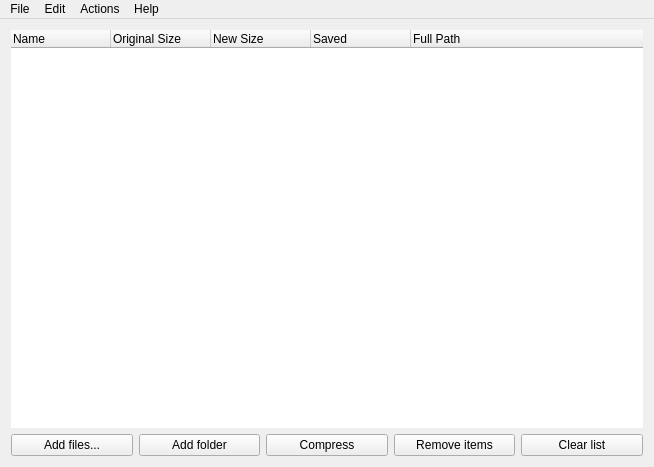
Old version of the form caesiumph.ui in the repository Lymphatus/CaesiumPH.
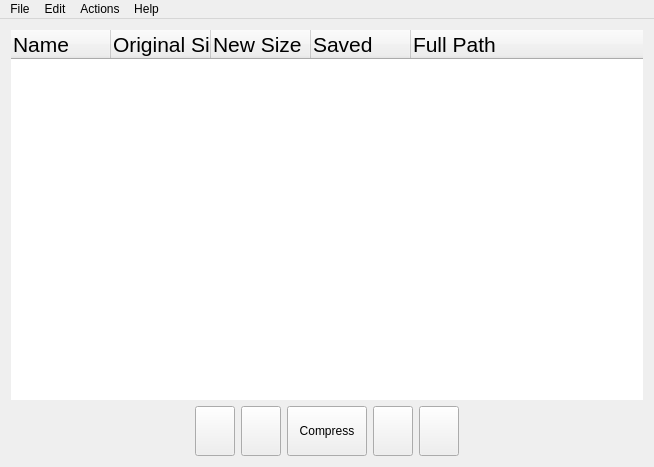
New version of the form. Icons and pictures are not drawn.

What changed in the file:
```diff
--- a/caesiumph.ui
+++ b/caesiumph.ui
@@ -20,22 +20,91 @@
    <layout class="QGridLayout" name="gridLayout_2">
     <item row="1" column="0" colspan="2">
      <layout class="QHBoxLayout" name="horizontalLayout">
+      <item>
+       <spacer name="horizontalSpacer">
+        <property name="orientation">
+         <enum>Qt::Horizontal</enum>
+        </property>
+        <property name="sizeHint" stdset="0">
+         <size>
+          <width>40</width>
+          <height>20</height>
+         </size>
+        </property>
+       </spacer>
+      </item>
       <item>
        <widget class="QPushButton" name="addFilesButton">
+        <property name="sizePolicy">
+         <sizepolicy hsizetype="Fixed" vsizetype="Fixed">
+          <horstretch>0</horstretch>
+          <verstretch>0</verstretch>
+         </sizepolicy>
+        </property>
+        <property name="minimumSize">
+         <size>
+          <width>0</width>
+          <height>50</height>
+         </size>
+        </property>
+        <property name="baseSize">
+         <size>
+          <width>0</width>
+          <height>0</height>
+         </size>
+        </property>
         <property name="text">
-         <string>Add files...</string>
+         <string/>
+        </property>
+        <property name="icon">
+         <iconset resource="icons.qrc">
+          <normaloff>:/icons/ui/add.png</normaloff>:/icons/ui/add.png</iconset>
+        </property>
+        <property name="iconSize">
+         <size>
+          <width>24</width>
+          <height>24</height>
+         </size>
         </property>
        </widget>
       </item>
       <item>
        <widget class="QPushButton" name="addFolderButton">
+        <property name="sizePolicy">
+         <sizepolicy hsizetype="Fixed" vsizetype="Fixed">
+          <horstretch>0</horstretch>
+          <verstretch>0</verstretch>
+         </sizepolicy>
+        </property>
+        <property name="minimumSize">
+         <size>
+          <width>0</width>
+          <height>50</height>
+         </size>
+        </property>
         <property name="text">
-         <string>Add folder</string>
+         <string/>
+        </property>
+        <property name="icon">
+         <iconset resource="icons.qrc">
+          <normaloff>:/icons/ui/folder.png</normaloff>:/icons/ui/folder.png</iconset>
+        </property>
+        <property name="iconSize">
+         <size>
+          <width>24</width>
+          <height>24</height>
+         </size>
         </property>
        </widget>
       </item>
       <item>
        <widget class="QPushButton" name="compressButton">
+        <property name="minimumSize">
+         <size>
+          <width>0</width>
+          <height>50</height>
+         </size>
+        </property>
         <property name="text">
          <string>Compress</string>
         </property>
@@ -43,18 +112,75 @@
       </item>
       <item>
        <widget class="QPushButton" name="removeItemButton">
+        <property name="sizePolicy">
+         <sizepolicy hsizetype="Fixed" vsizetype="Fixed">
+          <horstretch>0</horstretch>
+          <verstretch>0</verstretch>
+         </sizepolicy>
+        </property>
+        <property name="minimumSize">
+         <size>
+          <width>0</width>
+          <height>50</height>
+         </size>
+        </property>
         <property name="text">
-         <string>Remove items</string>
+         <string/>
+        </property>
+        <property name="icon">
+         <iconset resource="icons.qrc">
+          <normaloff>:/icons/ui/remove.png</normaloff>:/icons/ui/remove.png</iconset>
+        </property>
+        <property name="iconSize">
+         <size>
+          <width>24</width>
+          <height>24</height>
+         </size>
         </property>
        </widget>
       </item>
       <item>
        <widget class="QPushButton" name="clearButton">
+        <property name="sizePolicy">
+         <sizepolicy hsizetype="Fixed" vsizetype="Fixed">
+          <horstretch>0</horstretch>
+          <verstretch>0</verstretch>
+         </sizepolicy>
+        </property>
+        <property name="minimumSize">
+         <size>
+          <width>0</width>
+          <height>50</height>
+         </size>
+        </property>
         <property name="text">
-         <string>Clear list</string>
+         <string/>
+        </property>
+        <property name="icon">
+         <iconset resource="icons.qrc">
+          <normaloff>:/icons/ui/clear.png</normaloff>:/icons/ui/clear.png</iconset>
+        </property>
+        <property name="iconSize">
+         <size>
+          <width>24</width>
+          <height>24</height>
+         </size>
         </property>
        </widget>
       </item>
+      <item>
+       <spacer name="horizontalSpacer_2">
+        <property name="orientation">
+         <enum>Qt::Horizontal</enum>
+        </property>
+        <property name="sizeHint" stdset="0">
+         <size>
+          <width>40</width>
+          <height>20</height>
+         </size>
+        </property>
+       </spacer>
+      </item>
      </layout>
     </item>
     <item row="0" column="0" colspan="2">
@@ -96,26 +222,53 @@
        <property name="text">
         <string>Name</string>
        </property>
+       <property name="font">
+        <font>
+         <pointsize>16</pointsize>
+         <weight>50</weight>
+         <bold>false</bold>
+        </font>
+       </property>
       </column>
       <column>
        <property name="text">
         <string>Original Size</string>
        </property>
+       <property name="font">
+        <font>
+         <pointsize>16</pointsize>
+        </font>
+       </property>
       </column>
       <column>
        <property name="text">
         <string>New Size</string>
        </property>
+       <property name="font">
+        <font>
+         <pointsize>16</pointsize>
+        </font>
+       </property>
       </column>
       <column>
        <property name="text">
         <string>Saved</string>
        </property>
+       <property name="font">
+        <font>
+         <pointsize>16</pointsize>
+        </font>
+       </property>
       </column>
       <column>
        <property name="text">
         <string>Full Path</string>
        </property>
+       <property name="font">
+        <font>
+         <pointsize>16</pointsize>
+        </font>
+       </property>
       </column>
      </widget>
     </item>
```
Left out of the diff: 4 changed lines with no effect on the pictures.
